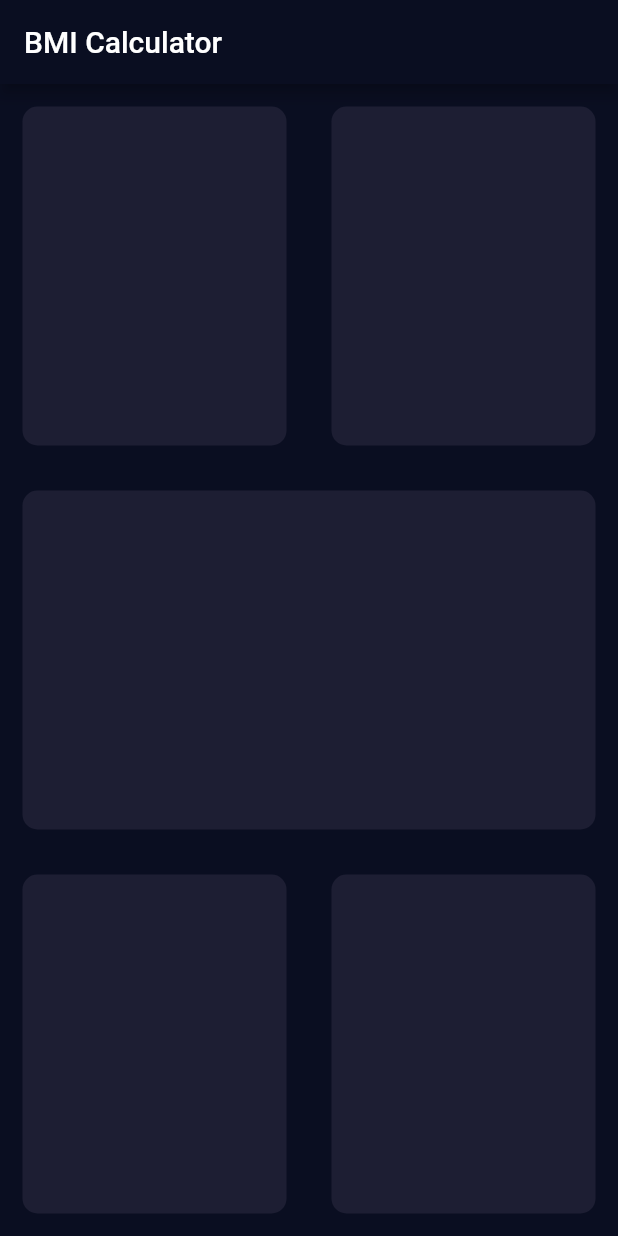
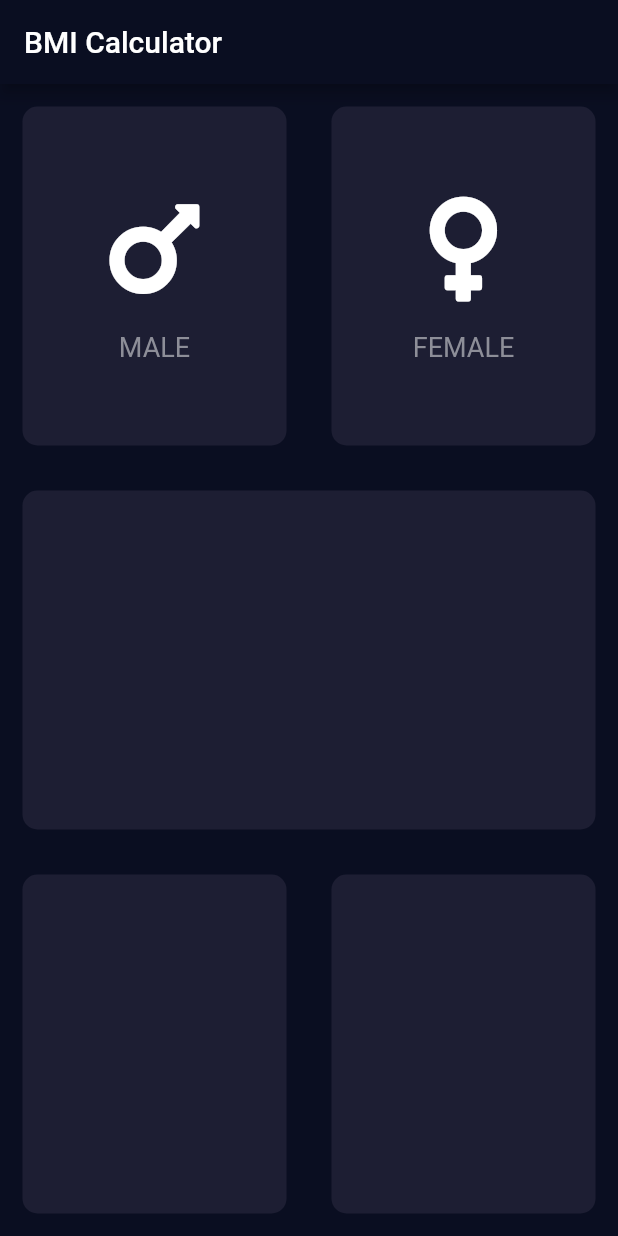
Before and after one commit to piotrek1543/BMI_Calculator_App, a Flutter app: the screen it shows after launch, on a phone screen of 412 x 824 dp. Run offline on Flutter 3.47's test engine with Material 2 defaults, Android fonts, the phone set to English and light mode, and no system bars; our stand-ins replace font_awesome_flutter.

Commit message:
Add icon_content.dart and font_awesome_flutter dependency.

```diff
--- /dev/null
+++ b/lib/components/icon_content.dart
@@ -0,0 +1,31 @@
+import 'package:flutter/material.dart';
+
+class IconContent extends StatelessWidget {
+  IconContent({this.icon, this.label});
+
+  final IconData icon;
+  final String label;
+
+  @override
+  Widget build(BuildContext context) {
+    return Column(
+      mainAxisAlignment: MainAxisAlignment.center,
+      children: <Widget>[
+        Icon(
+          icon,
+          size: 80.0,
+        ),
+        SizedBox(
+          height: 15.0,
+        ),
+        Text(
+          label,
+          style: TextStyle(
+            fontSize: 18.0,
+            color: Color(0xFF8D8E98),
+          ),
+        )
+      ],
+    );
+  }
+}
--- a/lib/screens/input_page.dart
+++ b/lib/screens/input_page.dart
@@ -1,5 +1,7 @@
+import 'package:bmicalculator/components/icon_content.dart';
 import 'package:bmicalculator/components/reusable_card.dart';
 import 'package:flutter/material.dart';
+import 'package:font_awesome_flutter/font_awesome_flutter.dart';
 
 class InputPage extends StatefulWidget {
   @override
@@ -22,12 +24,20 @@ class _InputPageState extends State<InputPage> {
                   flex: 1,
                   child: ReusableCard(
                     color: Color(0xFF1D1E33),
+                    cardChild: IconContent(
+                      icon: FontAwesomeIcons.mars,
+                      label: 'MALE',
+                    ),
                   ),
                 ),
                 Expanded(
                   flex: 1,
                   child: ReusableCard(
                     color: Color(0xFF1D1E33),
+                    cardChild: IconContent(
+                      icon: FontAwesomeIcons.venus,
+                      label: 'FEMALE',
+                    ),
                   ),
                 ),
               ],
--- a/pubspec.yaml
+++ b/pubspec.yaml
@@ -23,6 +23,8 @@ dependencies:
   # The following adds the Cupertino Icons font to your application.
   # Use with the CupertinoIcons class for iOS style icons.
   cupertino_icons: ^0.1.2
+
+  font_awesome_flutter: ^8.4.0
 
 dev_dependencies:
   flutter_test:
```
Also changed, not shown: pubspec.lock.
